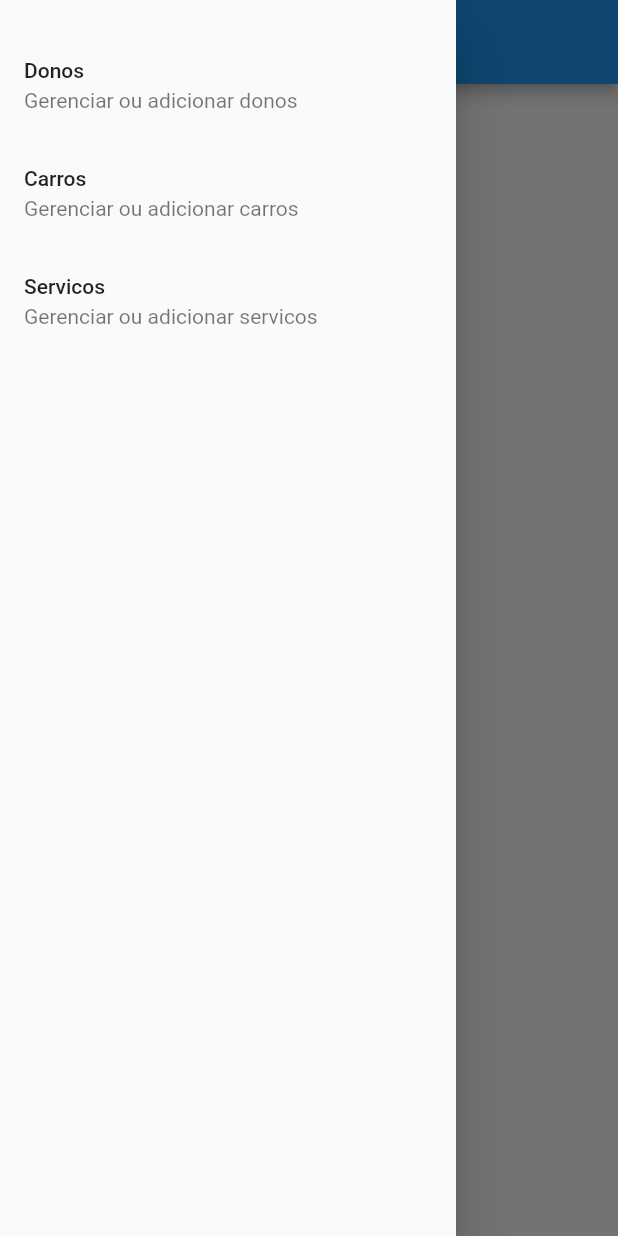
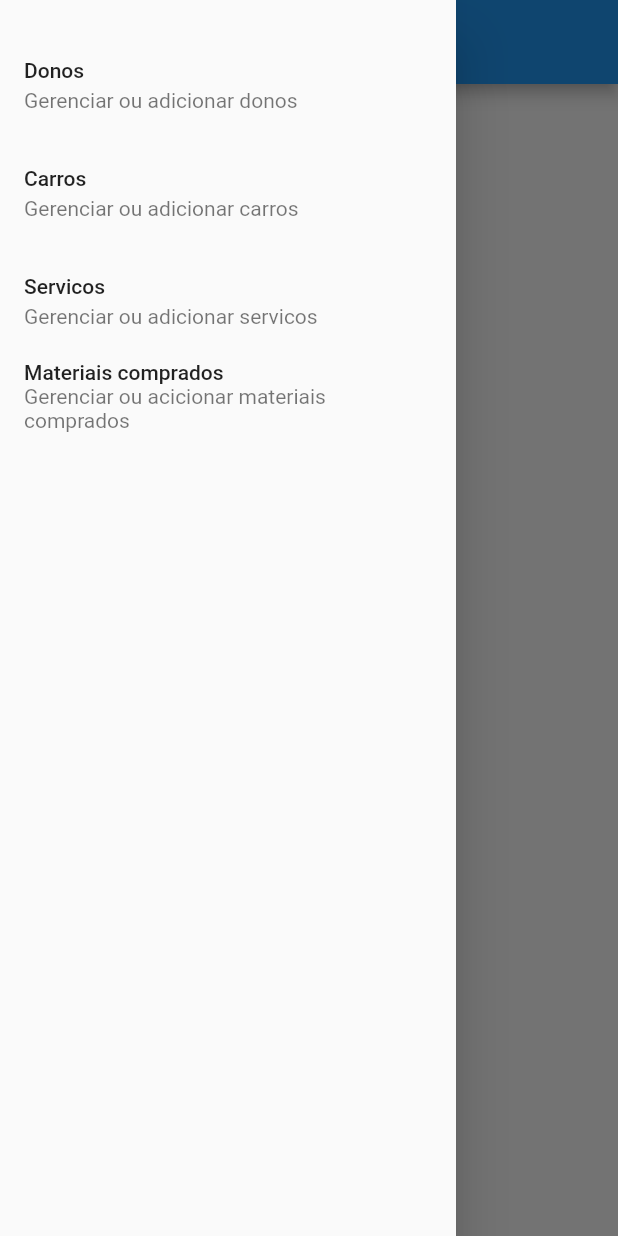
Before and after one commit to pedroh-ms/app_oficina, a Flutter app: the HomePage screen opened directly, with the side drawer open, on a phone screen of 412 x 824 dp. Run offline on Flutter 3.47's test engine with Material 2 defaults, Android fonts, the phone set to English and light mode, and no system bars; our stand-ins replace searchfield; missing offline and left inert: currency_textfield.

Commit message:
home page

```diff
--- a/lib/app/views/home_page_view.dart
+++ b/lib/app/views/home_page_view.dart
@@ -1,4 +1,5 @@
 import 'package:app_oficina/app/views/carros_page_view.dart';
+import 'package:app_oficina/app/views/material_comprados_page_view.dart';
 import 'package:app_oficina/app/views/servicos_page_view.dart';
 import 'package:flutter/material.dart';
 
@@ -48,6 +49,14 @@ class HomePageState extends State<HomePage> {
                   builder: (context) => ServicosPage()
                 )
               )
+            ),
+            ListTile(
+              title: Text('Materiais comprados'),
+              subtitle: Text('Gerenciar ou acicionar materiais comprados'),
+              onTap:() => Navigator.of(context).push(
+                MaterialPageRoute(
+                  builder: (context) => MaterialCompradosPage())
+              ),
             )
           ],
         ),
```
